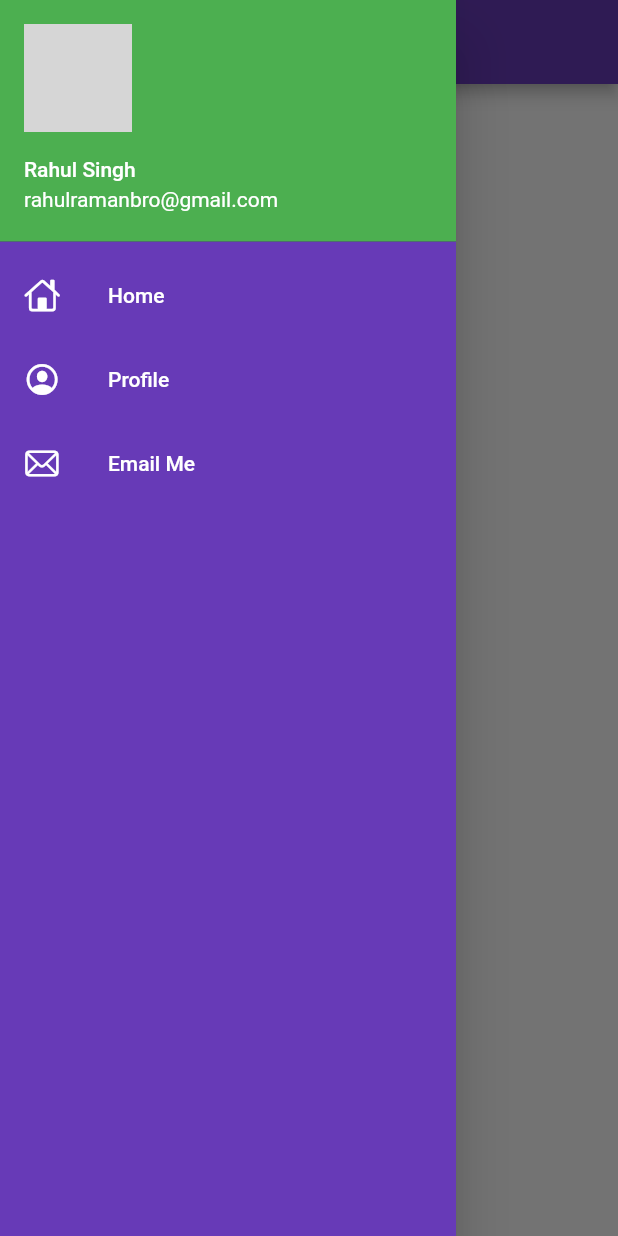
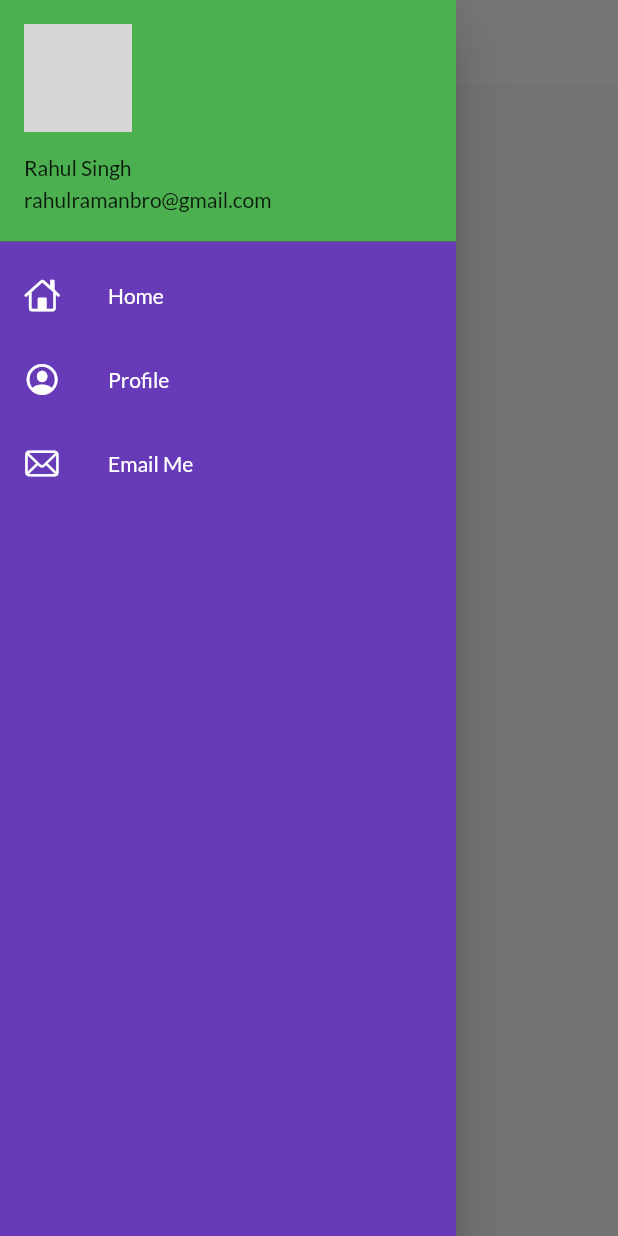
Before and after one commit to Pirate-Emperor/Rumbler, a Flutter app: the HomePage screen opened by its route, with the side drawer open, on a phone screen of 412 x 824 dp. Run offline on Flutter 3.47's test engine with Material 2 defaults, Android fonts, the phone set to English and light mode, and no system bars; our stand-ins replace google_fonts; network calls fail; grey boxes are pictures that could not be loaded.

Commit message:
day10comp

```diff
--- a/lib/pages/home_page.dart
+++ b/lib/pages/home_page.dart
@@ -8,8 +8,14 @@ class HomePage extends StatelessWidget {
   Widget build(BuildContext context) {
     return Scaffold(
       appBar: AppBar(
-        title: Text("Catalog App"),
-      ),
+          //backgroundColor: Colors.white,
+          //elevation: 0.0,
+          //iconTheme: IconThemeData(color: Colors.black),
+          title: Center(
+        child: Text(
+          "Catalog App    ", /*style: TextStyle(color: Colors.black)*/
+        ),
+      )),
       body: Center(
         child: Container(
           child: Text("Welcome to Flutter"),
--- a/lib/widgets/drawer.dart
+++ b/lib/widgets/drawer.dart
@@ -19,7 +19,9 @@ class MyDrawer extends StatelessWidget {
           DrawerHeader(
               padding: EdgeInsets.zero,
               child: UserAccountsDrawerHeader(
-                decoration: BoxDecoration(color: Colors.green),
+                decoration: BoxDecoration(
+                  color: Colors.green,
+                ),
                 margin: EdgeInsets.zero,
                 accountName: Text("Rahul Singh"),
                 accountEmail: Text("rahulramanbro@gmail.com"),
--- /dev/null
+++ b/lib/widgets/theme.dart
@@ -0,0 +1,20 @@
+import 'package:flutter/material.dart';
+import 'package:google_fonts/google_fonts.dart';
+
+class MyTheme {
+  static ThemeData lightTheme(BuildContext context) => ThemeData(
+        primarySwatch: Colors.amber,
+        fontFamily: GoogleFonts.lato().fontFamily,
+        appBarTheme: AppBarTheme(
+          color: Colors.white,
+          elevation: 0.0,
+          iconTheme: IconThemeData(color: Colors.black),
+          textTheme: Theme.of(context).textTheme,
+        ),
+        //primaryTextTheme: GoogleFonts.latoTextTheme()
+      );
+  static ThemeData darkTheme(BuildContext context) => ThemeData(
+        primarySwatch: Colors.deepPurple,
+        //brightness: Brightness.dark,
+      );
+}
```
Also changed, not shown: lib/main.dart (+4 -9 lines), lib/models/catalog.dart (added, +11 -0 lines).
